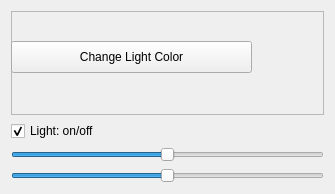
This is src/Interface/Modules/Render/LightControls.ui in SCIInstitute/SCIRun as Qt 5 draws it before an edit. The edited form follows.
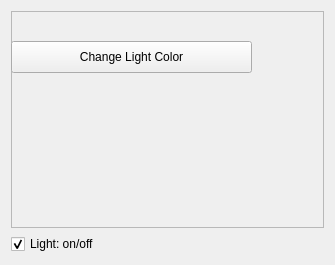
This is the edited form.

Commit message: Switch to cool knobs for light angle control

The edit to the form file:
```diff
--- a/src/Interface/Modules/Render/LightControls.ui
+++ b/src/Interface/Modules/Render/LightControls.ui
@@ -7,13 +7,13 @@
     <x>0</x>
     <y>0</y>
     <width>335</width>
-    <height>194</height>
+    <height>265</height>
    </rect>
   </property>
   <property name="minimumSize">
    <size>
     <width>335</width>
-    <height>194</height>
+    <height>265</height>
    </size>
   </property>
   <property name="windowTitle">
@@ -72,38 +72,6 @@
      </property>
     </widget>
    </item>
-   <item>
-    <widget class="QSlider" name="lightAzimuthSlider_">
-     <property name="toolTip">
-      <string>&lt;html&gt;&lt;head/&gt;&lt;body&gt;&lt;p&gt;Azimuth&lt;/p&gt;&lt;/body&gt;&lt;/html&gt;</string>
-     </property>
-     <property name="maximum">
-      <number>360</number>
-     </property>
-     <property name="value">
-      <number>180</number>
-     </property>
-     <property name="orientation">
-      <enum>Qt::Horizontal</enum>
-     </property>
-    </widget>
-   </item>
-   <item>
-    <widget class="QSlider" name="lightInclinationSlider_">
-     <property name="toolTip">
-      <string>&lt;html&gt;&lt;head/&gt;&lt;body&gt;&lt;p&gt;Inclination&lt;/p&gt;&lt;/body&gt;&lt;/html&gt;</string>
-     </property>
-     <property name="maximum">
-      <number>180</number>
-     </property>
-     <property name="value">
-      <number>90</number>
-     </property>
-     <property name="orientation">
-      <enum>Qt::Horizontal</enum>
-     </property>
-    </widget>
-   </item>
   </layout>
  </widget>
  <resources/>
```
The commit also changes 4 other files.
